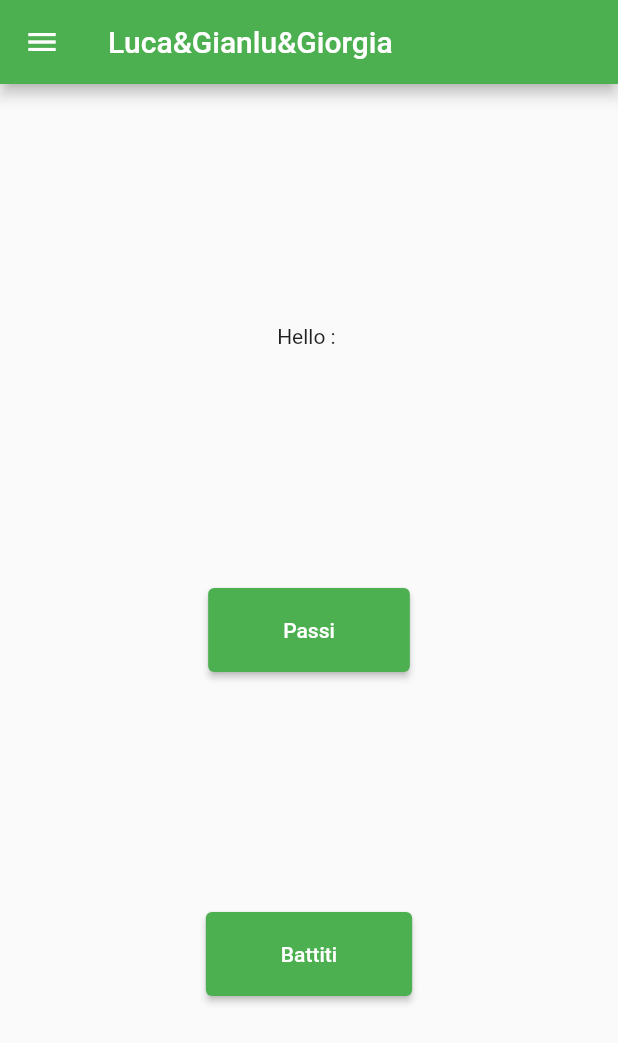
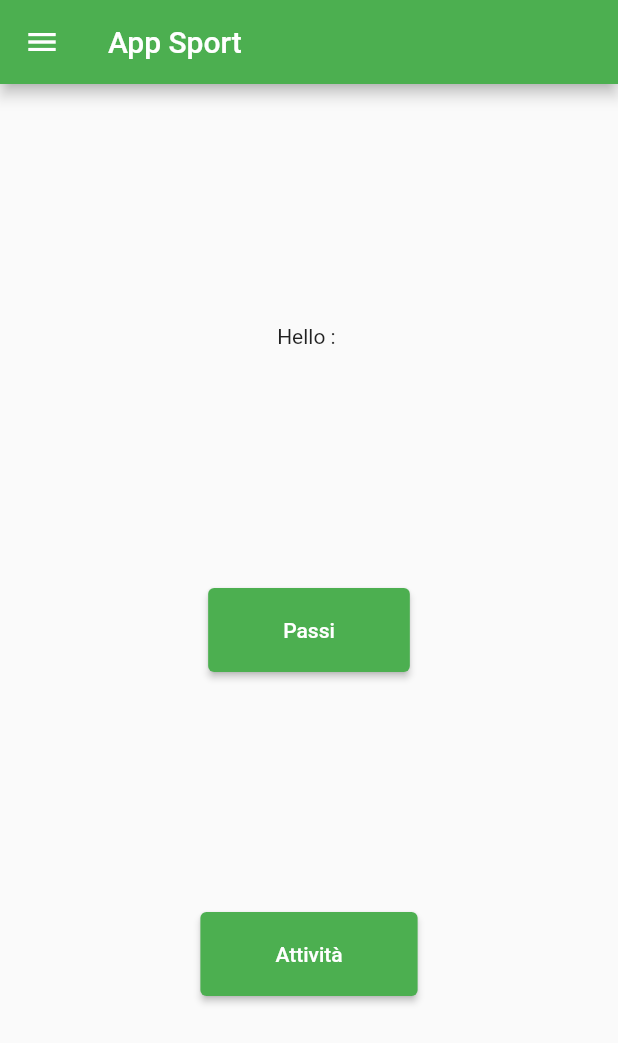
Before and after one commit to Gianlu020/Wearableproject, a Flutter app: the HomePage screen opened directly with empty values, on a phone screen of 412 x 824 dp. Shown: the top 1043 px of the screen. Run offline on Flutter 3.47's test engine with Material 2 defaults, Android fonts, the phone set to English and light mode, and no system bars; our stand-ins replace flutter_login, shared_preferences; missing offline and left inert: fitbitter; accounts and stored records are empty.

Commit message:
modifiche varie

```diff
--- a/lib/main.dart
+++ b/lib/main.dart
@@ -2,8 +2,7 @@ import 'package:flutter/material.dart';
 import 'package:wearable_project/screens/HomePage.dart';
 import 'package:wearable_project/screens/LoginPage.dart';
 import 'package:wearable_project/screens/PassiPage.dart';
-import 'package:wearable_project/screens/CuorePage.dart';
-//TODO: import the homepage widget
+import 'package:wearable_project/screens/AttivityPage.dart';
 
 void main() {
   runApp(MyApp());
@@ -20,7 +19,7 @@ class MyApp extends StatelessWidget {
         'LoginPage': (context) => LoginPage(),
         'HomePage': (context) => HomePage(),
         'PassiPage': (context) => PassiPage(),
-        'CuorePage': (context) => CuorePage(),
+        'AttivityPage': (context) => AttivityPage(),
       },
     );
   } //build
--- a/lib/screens/HomePage.dart
+++ b/lib/screens/HomePage.dart
@@ -2,7 +2,7 @@ import 'package:flutter/material.dart';
 //import 'package:material_design_icons_flutter/material_design_icons_flutter.dart';
 import 'package:wearable_project/screens/LoginPage.dart';
 import 'package:wearable_project/screens/PassiPage.dart';
-import 'package:wearable_project/screens/CuorePage.dart';
+import 'package:wearable_project/screens/AttivityPage.dart';
 import 'package:wearable_project/main.dart';
 import 'package:shared_preferences/shared_preferences.dart';
 import 'package:fitbitter/fitbitter.dart';
@@ -25,7 +25,7 @@ class _HomePageState extends State<HomePage> {
     return Scaffold(
       appBar: AppBar(
         backgroundColor: Colors.green,
-        title: Text('Luca&Gianlu&Giorgia'),
+        title: Text('App Sport'),
       ),
       body: Center(
         child:
@@ -53,9 +53,9 @@ class _HomePageState extends State<HomePage> {
           //),
           ElevatedButton(
             onPressed: () {
-              Navigator.pushNamed(context, 'CuorePage');
+              Navigator.pushNamed(context, 'AttivityPage');
             },
-            child: const Text('Battiti'),
+            child: const Text('Attività'),
             style: ElevatedButton.styleFrom(
                 primary: Colors.green,
                 padding: EdgeInsets.symmetric(horizontal: 50, vertical: 20)),
@@ -70,19 +70,7 @@ class _HomePageState extends State<HomePage> {
               decoration: BoxDecoration(
                 color: Colors.green,
               ),
-              child: Text('Luca&Gianlu&Giorgia'),
-            ),
-            ListTile(
-                leading: const Icon(Icons.manage_accounts_outlined),
-                title: const Text('Authorization'),
-                onTap: () async{
-                 String? userId = await FitbitConnector.authorize(
-                      context: context,
-                      clientID: '238C6C',
-                      clientSecret: 'd1e8a025414a71fcec5d0b2d306aac9c',
-                      redirectUri: 'example://fitbit/auth',
-                      callbackUrlScheme: 'example');
-                },
+              child: Text('App Sport'),
             ),
             ListTile(
                 leading: const Icon(Icons.logout),
```
Also changed, not shown: lib/screens/AttivityPage.dart (renamed from lib/screens/CuorePage.dart, +5 -5 lines), lib/screens/LoginPage.dart (+7 -0 lines), lib/screens/PassiPage.dart (+25 -1 lines).
